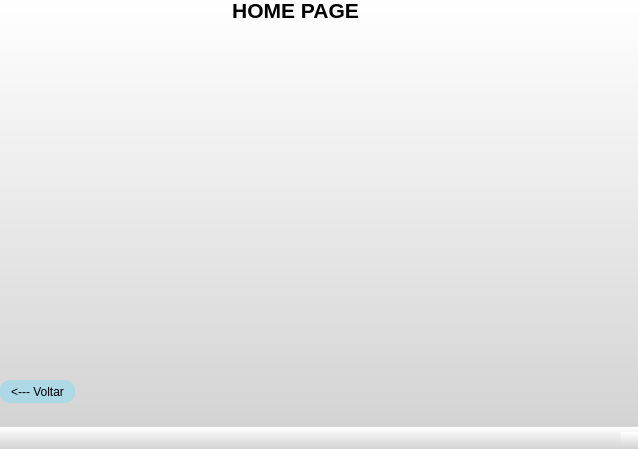
The window that untitled.ui (JorgeLuis8/Trabalho-POO-II) describes before a commit, drawn with Qt 5.
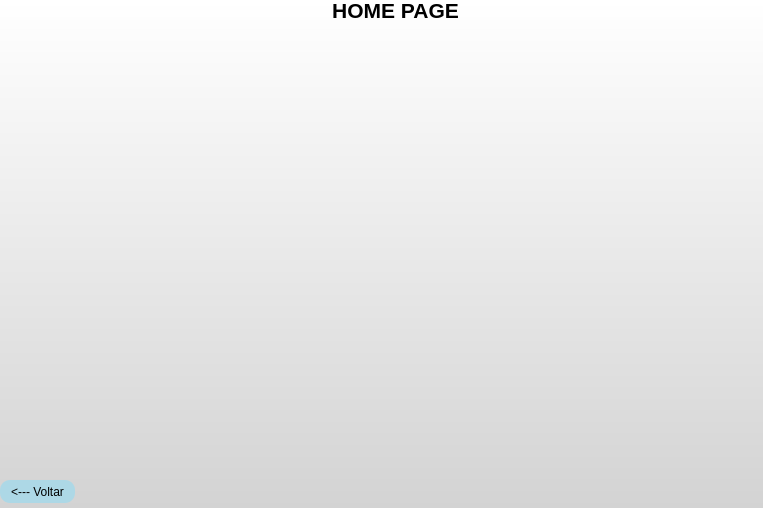
The same window after the commit.

The edit to the form file:
```diff
--- a/untitled.ui
+++ b/untitled.ui
@@ -6,8 +6,8 @@
    <rect>
     <x>0</x>
     <y>0</y>
-    <width>638</width>
-    <height>449</height>
+    <width>763</width>
+    <height>508</height>
    </rect>
   </property>
   <property name="windowTitle">
@@ -21,7 +21,7 @@
    <widget class="QLabel" name="label">
     <property name="geometry">
      <rect>
-      <x>150</x>
+      <x>250</x>
       <y>0</y>
       <width>291</width>
       <height>21</height>
@@ -51,7 +51,7 @@
     <property name="geometry">
      <rect>
       <x>0</x>
-      <y>380</y>
+      <y>480</y>
       <width>75</width>
       <height>23</height>
      </rect>
@@ -72,7 +72,6 @@
     </property>
    </widget>
   </widget>
-  <widget class="QStatusBar" name="statusbar"/>
  </widget>
  <resources/>
  <connections/>
```
